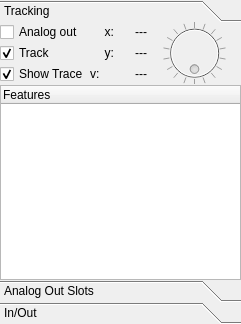
Before: the Qt Designer form ui/tab_objectsUi.ui in wonkoderverstaendige/Spotter, drawn with Qt 5.
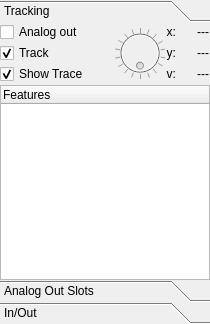
After: the same form once the commit is applied. The open tabs and pages were chosen to show the change.

What changed in the file:
```diff
--- a/ui/tab_objectsUi.ui
+++ b/ui/tab_objectsUi.ui
@@ -6,7 +6,7 @@
    <rect>
     <x>0</x>
     <y>0</y>
-    <width>241</width>
+    <width>210</width>
     <height>324</height>
    </rect>
   </property>
@@ -37,7 +37,7 @@
         <number>0</number>
        </property>
        <property name="currentIndex">
-        <number>1</number>
+        <number>0</number>
        </property>
        <property name="tabSpacing">
         <number>0</number>
@@ -47,7 +47,7 @@
          <rect>
           <x>0</x>
           <y>0</y>
-          <width>239</width>
+          <width>208</width>
           <height>259</height>
          </rect>
         </property>
@@ -69,7 +69,55 @@
            <property name="spacing">
             <number>1</number>
            </property>
-           <item row="2" column="0">
+           <item row="4" column="5">
+            <widget class="QLabel" name="lbl_speed">
+             <property name="text">
+              <string>---</string>
+             </property>
+             <property name="alignment">
+              <set>Qt::AlignRight|Qt::AlignTrailing|Qt::AlignVCenter</set>
+             </property>
+            </widget>
+           </item>
+           <item row="2" column="4">
+            <widget class="QLabel" name="lbl_xlbl">
+             <property name="text">
+              <string>x:</string>
+             </property>
+             <property name="alignment">
+              <set>Qt::AlignRight|Qt::AlignTrailing|Qt::AlignVCenter</set>
+             </property>
+            </widget>
+           </item>
+           <item row="3" column="5">
+            <widget class="QLabel" name="lbl_y">
+             <property name="sizePolicy">
+              <sizepolicy hsizetype="Preferred" vsizetype="Preferred">
+               <horstretch>0</horstretch>
+               <verstretch>0</verstretch>
+              </sizepolicy>
+             </property>
+             <property name="minimumSize">
+              <size>
+               <width>32</width>
+               <height>0</height>
+              </size>
+             </property>
+             <property name="maximumSize">
+              <size>
+               <width>32</width>
+               <height>16777215</height>
+              </size>
+             </property>
+             <property name="text">
+              <string>---</string>
+             </property>
+             <property name="alignment">
+              <set>Qt::AlignRight|Qt::AlignTrailing|Qt::AlignVCenter</set>
+             </property>
+            </widget>
+           </item>
+           <item row="3" column="0">
             <widget class="QCheckBox" name="ckb_track">
              <property name="text">
               <string>Track</string>
@@ -79,74 +127,17 @@
              </property>
             </widget>
            </item>
-           <item row="3" column="2">
-            <widget class="QLabel" name="lbl_speed">
-             <property name="text">
-              <string>---</string>
-             </property>
-             <property name="alignment">
-              <set>Qt::AlignRight|Qt::AlignTrailing|Qt::AlignVCenter</set>
-             </property>
-            </widget>
-           </item>
-           <item row="1" column="3" rowspan="3">
-            <widget class="QDial" name="dial_direction">
-             <property name="enabled">
-              <bool>false</bool>
-             </property>
-             <property name="maximum">
-              <number>90</number>
-             </property>
-             <property name="pageStep">
-              <number>1</number>
-             </property>
-             <property name="wrapping">
-              <bool>true</bool>
-             </property>
-             <property name="notchTarget">
-              <double>5.000000000000000</double>
-             </property>
-             <property name="notchesVisible">
-              <bool>true</bool>
-             </property>
-            </widget>
-           </item>
-           <item row="3" column="1">
+           <item row="4" column="4">
             <widget class="QLabel" name="lbl_speed_lbl">
              <property name="text">
               <string>v:</string>
              </property>
-            </widget>
-           </item>
-           <item row="1" column="2">
-            <widget class="QLabel" name="lbl_x">
-             <property name="sizePolicy">
-              <sizepolicy hsizetype="Preferred" vsizetype="Preferred">
-               <horstretch>0</horstretch>
-               <verstretch>0</verstretch>
-              </sizepolicy>
-             </property>
-             <property name="minimumSize">
-              <size>
-               <width>32</width>
-               <height>0</height>
-              </size>
-             </property>
-             <property name="maximumSize">
-              <size>
-               <width>32</width>
-               <height>16777215</height>
-              </size>
-             </property>
-             <property name="text">
-              <string>---</string>
-             </property>
              <property name="alignment">
               <set>Qt::AlignRight|Qt::AlignTrailing|Qt::AlignVCenter</set>
              </property>
             </widget>
            </item>
-           <item row="2" column="1">
+           <item row="3" column="4">
             <widget class="QLabel" name="lbl_y_lbl">
              <property name="text">
               <string>y:</string>
@@ -156,7 +147,7 @@
              </property>
             </widget>
            </item>
-           <item row="4" column="0" colspan="4">
+           <item row="5" column="0" colspan="7">
             <widget class="QTreeWidget" name="tree_link_features">
              <property name="sizePolicy">
               <sizepolicy hsizetype="Expanding" vsizetype="Expanding">
@@ -183,35 +174,7 @@
              </column>
             </widget>
            </item>
-           <item row="2" column="2">
-            <widget class="QLabel" name="lbl_y">
-             <property name="sizePolicy">
-              <sizepolicy hsizetype="Preferred" vsizetype="Preferred">
-               <horstretch>0</horstretch>
-               <verstretch>0</verstretch>
-              </sizepolicy>
-             </property>
-             <property name="minimumSize">
-              <size>
-               <width>32</width>
-               <height>0</height>
-              </size>
-             </property>
-             <property name="maximumSize">
-              <size>
-               <width>32</width>
-               <height>16777215</height>
-              </size>
-             </property>
-             <property name="text">
-              <string>---</string>
-             </property>
-             <property name="alignment">
-              <set>Qt::AlignRight|Qt::AlignTrailing|Qt::AlignVCenter</set>
-             </property>
-            </widget>
-           </item>
-           <item row="3" column="0">
+           <item row="4" column="0">
             <widget class="QCheckBox" name="ckb_trace">
              <property name="text">
               <string>Show Trace</string>
@@ -221,23 +184,76 @@
              </property>
             </widget>
            </item>
-           <item row="1" column="0">
+           <item row="2" column="0">
             <widget class="QCheckBox" name="ckb_analog_pos">
              <property name="text">
               <string>Analog out</string>
              </property>
             </widget>
            </item>
-           <item row="1" column="1">
-            <widget class="QLabel" name="lbl_xlbl">
+           <item row="2" column="5">
+            <widget class="QLabel" name="lbl_x">
+             <property name="sizePolicy">
+              <sizepolicy hsizetype="Preferred" vsizetype="Preferred">
+               <horstretch>0</horstretch>
+               <verstretch>0</verstretch>
+              </sizepolicy>
+             </property>
+             <property name="minimumSize">
+              <size>
+               <width>32</width>
+               <height>0</height>
+              </size>
+             </property>
+             <property name="maximumSize">
+              <size>
+               <width>32</width>
+               <height>16777215</height>
+              </size>
+             </property>
              <property name="text">
-              <string>x:</string>
+              <string>---</string>
              </property>
              <property name="alignment">
               <set>Qt::AlignRight|Qt::AlignTrailing|Qt::AlignVCenter</set>
              </property>
             </widget>
            </item>
+           <item row="2" column="1">
+            <spacer name="horizontalSpacer">
+             <property name="orientation">
+              <enum>Qt::Horizontal</enum>
+             </property>
+             <property name="sizeHint" stdset="0">
+              <size>
+               <width>40</width>
+               <height>20</height>
+              </size>
+             </property>
+            </spacer>
+           </item>
+           <item row="2" column="2" rowspan="3" colspan="2">
+            <widget class="QDial" name="dial_direction">
+             <property name="enabled">
+              <bool>false</bool>
+             </property>
+             <property name="maximum">
+              <number>90</number>
+             </property>
+             <property name="pageStep">
+              <number>1</number>
+             </property>
+             <property name="wrapping">
+              <bool>true</bool>
+             </property>
+             <property name="notchTarget">
+              <double>5.000000000000000</double>
+             </property>
+             <property name="notchesVisible">
+              <bool>true</bool>
+             </property>
+            </widget>
+           </item>
           </layout>
          </item>
         </layout>
@@ -247,7 +263,7 @@
          <rect>
           <x>0</x>
           <y>0</y>
-          <width>239</width>
+          <width>208</width>
           <height>259</height>
          </rect>
         </property>
@@ -331,8 +347,8 @@
          <rect>
           <x>0</x>
           <y>0</y>
-          <width>158</width>
-          <height>86</height>
+          <width>208</width>
+          <height>259</height>
          </rect>
         </property>
         <attribute name="label">
```
